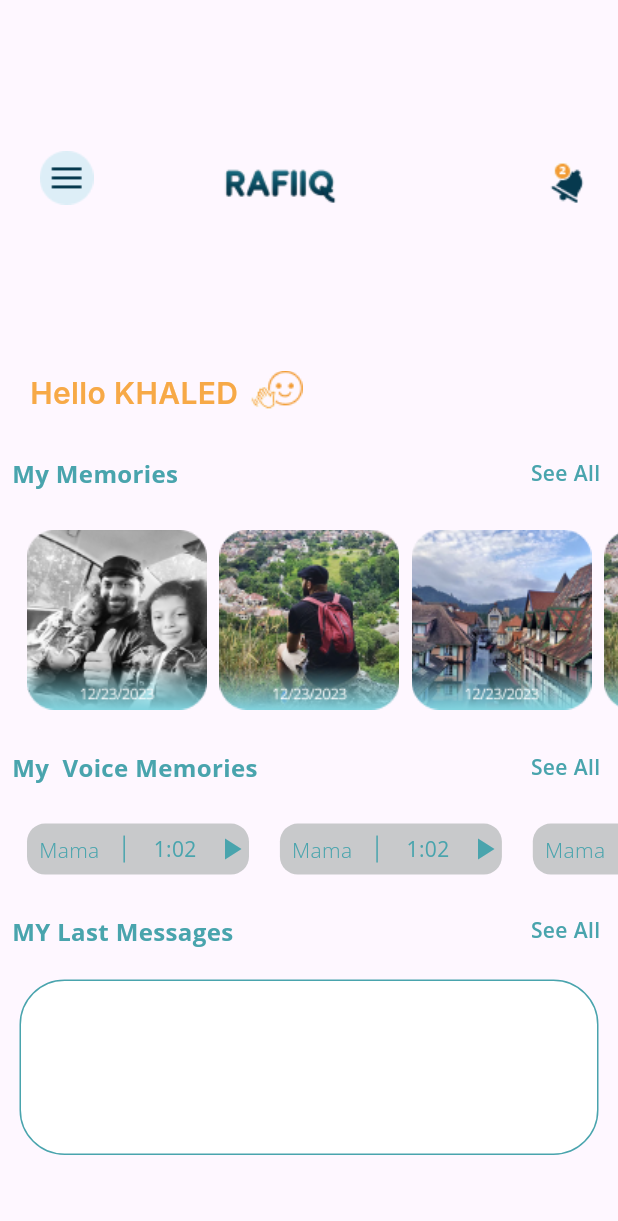
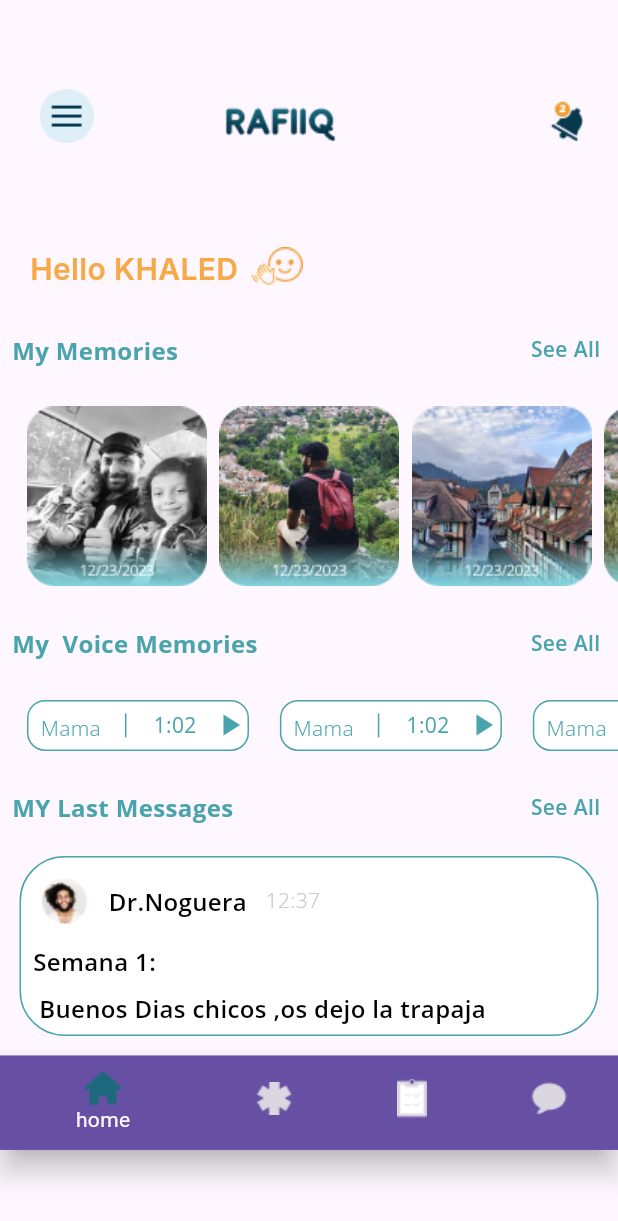
Before and after one commit to Mohamed-lalah/rafik, a Flutter app: the screen it shows after launch, on a phone screen of 412 x 824 dp. Shown: the top 1221 px of the screen. Run offline on Flutter 3.47's test engine with Material 3 defaults, Android fonts, the phone set to English and light mode, and no system bars; our stand-ins replace google_fonts.

Commit message:
Home screen  navigation bar added

```diff
--- a/lib/ui/screens/home_screen.dart
+++ b/lib/ui/screens/home_screen.dart
@@ -6,9 +6,21 @@ import '../utlities/app_theme.dart';
 import '../widgets/language_widget.dart';
 import '../widgets/memories_widget.dart';
 
-class HomeScreen extends StatelessWidget {
+class HomeScreen extends StatefulWidget {
   const HomeScreen({super.key});
   static const String routeName = "Subscribe plan";
+
+  @override
+  State<HomeScreen> createState() => _HomeScreenState();
+}
+
+class _HomeScreenState extends State<HomeScreen> {
+  int currenttabindex=0;
+
+  List<Widget> tabs = [
+    HomeScreen(),
+
+  ];
   @override
   Widget build(BuildContext context) {
     double width = MediaQuery.of(context).size.width;
@@ -20,7 +32,7 @@ class HomeScreen extends StatelessWidget {
           Row(
             mainAxisAlignment: MainAxisAlignment.spaceBetween,
             children: [
-           SizedBox(height: height*0.3,),
+           SizedBox(height: height*0.2,),
            Padding(
              padding: const EdgeInsets.only(right: 70),
              child: GestureDetector(
@@ -142,8 +154,12 @@ class HomeScreen extends StatelessWidget {
                         ],
                       ),
                       decoration: BoxDecoration(
-                       color: AppColors.grey,
-                       borderRadius: BorderRadius.circular(12)
+                        color: AppColors.white,
+                        borderRadius: BorderRadius.circular(12),
+                        border: Border.all(
+                            color: AppColors.memory_button_color
+                        ),
+
                       ),
                     ),
                     SizedBox(width: width*0.05,),
@@ -176,8 +192,12 @@ class HomeScreen extends StatelessWidget {
                         ],
                       ),
                       decoration: BoxDecoration(
-                          color: AppColors.grey,
-                          borderRadius: BorderRadius.circular(12)
+                        color: AppColors.white,
+                        borderRadius: BorderRadius.circular(12),
+                        border: Border.all(
+                            color: AppColors.memory_button_color
+                        ),
+
                       ),
                     ),
                     SizedBox(width: width*0.05,),
@@ -210,8 +230,12 @@ class HomeScreen extends StatelessWidget {
                         ],
                       ),
                       decoration: BoxDecoration(
-                          color: AppColors.grey,
-                          borderRadius: BorderRadius.circular(12)
+                        color: AppColors.white,
+                        borderRadius: BorderRadius.circular(12),
+                        border: Border.all(
+                            color: AppColors.memory_button_color
+                        ),
+
                       ),
                     ),
                     SizedBox(width: width*0.05,),
@@ -273,8 +297,47 @@ class HomeScreen extends StatelessWidget {
           Padding(
             padding: const EdgeInsets.all(13),
             child: Container(
+              child: Column(
+                children: [
+                  Padding(
+                    padding: const EdgeInsets.all(12),
+                    child: Row(
+                      children: [
+                        Image.asset("assets/images/Ellipse 26.png"),
+                        SizedBox(width: width*0.03,),
+                        Text("Dr.Noguera",style: AppTheme.memoriesStyle.copyWith(
+                          color: AppColors.black,fontWeight: FontWeight.w600
+                        ),),
+                        SizedBox(width: width*0.03,),
+                        Text("12:37",style: AppTheme.memoriesStyle.copyWith(
+                            color: AppColors.grey,fontWeight: FontWeight.w300,fontSize: 14)),
+                      ],
+                    ),
+                  ),
+                  Row(
+                    children: [
+                      Padding(
+                        padding: const EdgeInsets.only(bottom: 8.0,left: 8.0),
+                        child: Text("Semana 1: ",style: AppTheme.memoriesStyle.copyWith(
+                            color: AppColors.black,fontWeight: FontWeight.w600
+                        ),),
+                      )
+                    ],
+                  ),
+                  Row(
+                    children: [
+                      Padding(
+                        padding: const EdgeInsets.only(bottom: 8.0,left: 12 ),
+                        child: Text("Buenos Dias chicos ,os dejo la trapaja  ",style: AppTheme.memoriesStyle.copyWith(
+                            color: AppColors.black,fontWeight: FontWeight.w600
+                        ),),
+                      )
+                    ],
+                  ),
+                ],
+              ),
               width: 343,
-              height: 117,
+              height: 120,
               decoration: BoxDecoration(
                 color: AppColors.white,
                 border: Border.all(
@@ -283,11 +346,31 @@ class HomeScreen extends StatelessWidget {
                 borderRadius: BorderRadius.circular(30)
               ),
             ),
-          )
+          ),
+          buildBottomNav(),
 
 
         ],
       ),
     );
   }
+
+  Widget buildBottomNav() => Theme(
+    data: Theme.of(context).copyWith(canvasColor: Theme.of(context).primaryColor),
+    child: BottomNavigationBar(
+
+      currentIndex: currenttabindex,
+      onTap: (index){
+        currenttabindex= index;
+        setState(() {});
+      },
+      items: [
+        BottomNavigationBarItem(icon:Image.asset("assets/images/home 1x.png"),label: "home"),
+        BottomNavigationBarItem(icon:Image.asset("assets/images/setting1x.png"),label: "Emergency"),
+        BottomNavigationBarItem(icon:Image.asset("assets/images/informs 1x.png"),label: "Inform"),
+        BottomNavigationBarItem(icon:Image.asset("assets/images/message 1x.png"),label: "Message"),
+
+      ],
+    ),
+  );
 }
```
Also changed, not shown: assets/images/2X/home 2x.png (added), assets/images/2X/informs 2x.png (added), assets/images/2X/message 2x.png (added), assets/images/2X/setting 2x.png (added), assets/images/3X/home 3x.png (added), assets/images/3X/informs 3x.png (added), assets/images/3X/message3x.png (added), assets/images/3X/setting 3x.png (added), assets/images/Ellipse 26.png (added), assets/images/home 1x.png (added), assets/images/informs 1x.png (added), assets/images/message 1x.png (added), assets/images/setting1x.png (added). Lines whose indentation alone changed are shown as unchanged.
